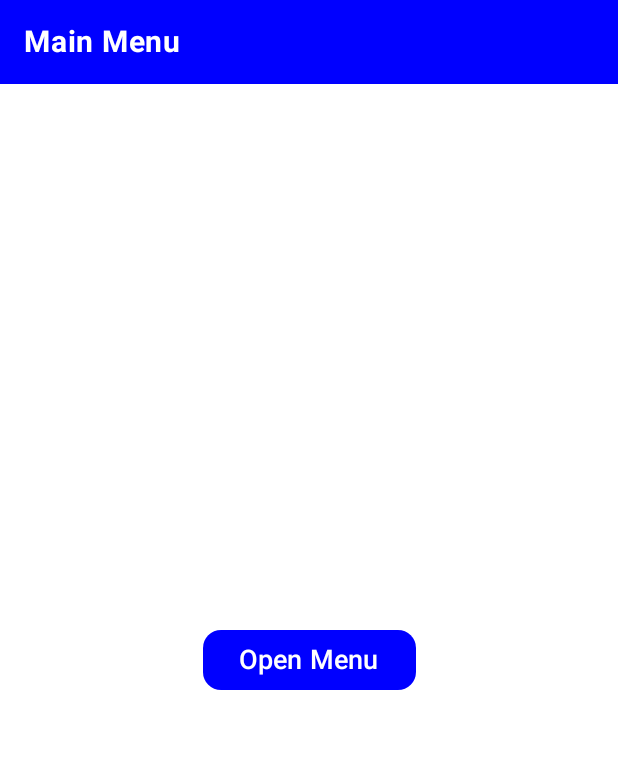
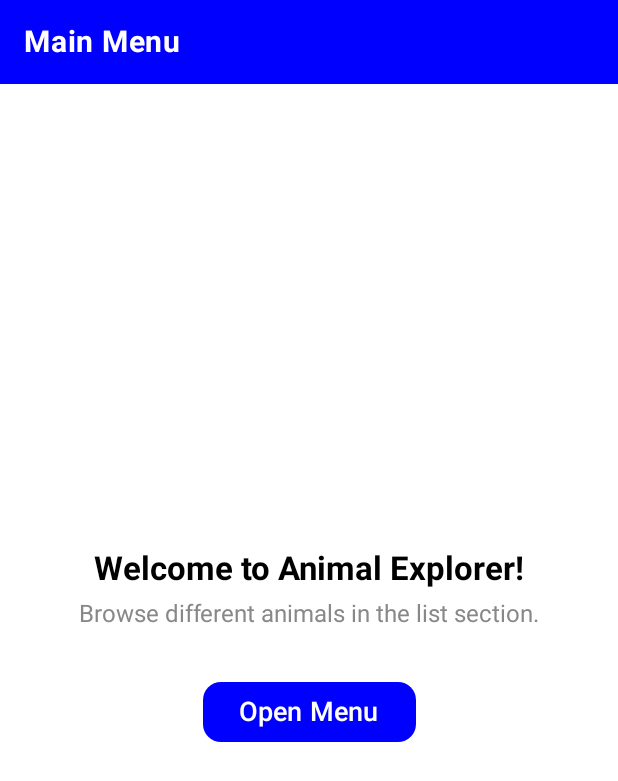
Before and after one commit to emil874g/AnimalList, an Android app built with Jetpack Compose: the screen it shows after launch (FrontActivity), on a phone screen of 412 x 824 dp. Shown: the top 781 px of the screen. Run offline under Robolectric (Android 15) with nearby library versions, the phone set to English and light mode, and no system bars.

Commit message:
added a bit of styling and then some more animals

```diff
--- a/app/src/main/java/com/example/madassignment1/activities/DetailActivity.kt
+++ b/app/src/main/java/com/example/madassignment1/activities/DetailActivity.kt
@@ -50,7 +50,6 @@ class DetailActivity : ComponentActivity() {
                     Text(text = "Type: ${animal.type}")
                     Spacer(modifier = Modifier.height(20.dp))
 
-                    ButtonComponent(onClick = { finish() }, text = "Back")
                 }
             } else
             // error handling if animal is null or not found
--- a/app/src/main/java/com/example/madassignment1/activities/FrontActivity.kt
+++ b/app/src/main/java/com/example/madassignment1/activities/FrontActivity.kt
@@ -6,11 +6,13 @@ import androidx.activity.ComponentActivity
 import androidx.activity.compose.setContent
 import androidx.compose.foundation.background
 import androidx.compose.foundation.layout.*
+import androidx.compose.foundation.shape.RoundedCornerShape
 import androidx.compose.material3.*
 import androidx.compose.runtime.*
 import androidx.compose.ui.Alignment
 import androidx.compose.ui.Modifier
 import androidx.compose.ui.graphics.Color
+import androidx.compose.ui.text.font.FontWeight
 import androidx.compose.ui.unit.dp
 import androidx.compose.ui.unit.sp
 import com.example.madassignment1.components.ButtonComponent
@@ -32,24 +34,43 @@ class FrontActivity : ComponentActivity() {
 
         ModalNavigationDrawer(
             drawerContent = {
-                TextButton(onClick = {startActivity(Intent(this@FrontActivity,
-                    ListActivity::class.java))
-                }) {Text("Animal List")}
                 Column(
                     modifier = Modifier
                         .fillMaxSize()
                         .background(Color.White)
-                        .padding(16.dp)
+                        .padding(20.dp),
+                    horizontalAlignment = Alignment.Start
                 ) {
                     Text(
                         text = "Menu",
-                        fontSize = 24.sp,
+                        fontSize = 26.sp,
+                        fontWeight = FontWeight.Bold,
+                        color = Color.Black,
+                        modifier = Modifier.padding(bottom = 12.dp)
+                    )
+
+                    HorizontalDivider(thickness = 1.dp,color = Color.Gray.copy(alpha = 0.3f)
+                    )
+
+                    Spacer(modifier = Modifier.height(16.dp))
+
+                    Text(
+                        text = "To see the animal list, click the button below!",
+                        fontSize = 16.sp,
+                        color = Color.DarkGray,
                         modifier = Modifier.padding(bottom = 8.dp)
                     )
-                    Button( // WHY IS THIS BUTTON THE WAY IT IS?
-                        onClick = {startActivity(Intent(this@FrontActivity, ListActivity::class.java)) },
-                        modifier = Modifier.fillMaxWidth())
-                        {Text("Animal List", fontSize = 18.sp)}
+
+                    Button(
+                        onClick = { startActivity(Intent(this@FrontActivity, ListActivity::class.java)) },
+                        modifier = Modifier
+                            .fillMaxWidth()
+                            .padding(vertical = 8.dp),
+                        shape = RoundedCornerShape(12.dp),
+                        colors = ButtonDefaults.buttonColors(containerColor = Color.Blue)
+                    ) {
+                        Text("View Animal List", fontSize = 18.sp, color = Color.White)
+                    }
                 }
             },
             drawerState = drawerState
@@ -66,6 +87,21 @@ class FrontActivity : ComponentActivity() {
                     horizontalAlignment = Alignment.CenterHorizontally,
                     verticalArrangement = Arrangement.Center
                 ) {
+                    Text(
+                        text = "Welcome to Animal Explorer!",
+                        fontSize = 22.sp,
+                        fontWeight = FontWeight.Bold,
+                        color = Color.Black,
+                        modifier = Modifier.padding(bottom = 8.dp)
+                    )
+
+                    Text(
+                        text = "Browse different animals in the list section.",
+                        fontSize = 16.sp,
+                        color = Color.Gray,
+                        modifier = Modifier.padding(bottom = 16.dp)
+                    )
+
                     ButtonComponent(onClick = { scope.launch { drawerState.open() } }, text = "Open Menu")
                 }
             }
--- a/app/src/main/java/com/example/madassignment1/data/Repository.kt
+++ b/app/src/main/java/com/example/madassignment1/data/Repository.kt
@@ -7,7 +7,16 @@ object Repository {
         Animal(name ="Crocodile", species = "Crocodilians", color = "Green", type = "Reptile"),
         Animal(name = "Platypus", species = "I dont know man", color = "Brown and blueish", type = "Mammal"),
         Animal(name = "Panda", species = "Giant panda", color = "Black and white", type = "Mammal"),
-        Animal(name = "Koala", species = "Koala bear", color = "Grey", type = "Mammal")
+        Animal(name = "Koala", species = "Koala bear", color = "Grey", type = "Mammal"),
+        Animal(name = "Zebra", species = "Equus quagga", color = "Black and white", type = "Mammal"),
+        Animal(name = "Hippopotamus", species = "Hippopotamus amphibius", color = "Brown", type = "Mammal"),
+        Animal(name = "Giraffe", species = "Giraffa camelopardalis", color = "Black and white", type = "Mammal"),
+        Animal(name = "Lion", species = "Panthera leo", color = "Yellow and orange", type = "Mammal"),
+        Animal(name = "Elephant", species = "Loxodonta africana", color = "Grey and brown", type = "Mammal"),
+        Animal(name = "Rhinoceros", species = "Rhinoceros sondaicus", color = "Grey", type = "Mammal"),
+        Animal(name = "Cheetah", species = "Acinonyx jubatus", color = "Orange", type = "Mammal"),
+        Animal(name = "Jaguar", species = "Panthera onca", color = "Orange", type = "Mammal"),
+        Animal(name = "Leopard", species = "Panthera pardus", color = "Yellow", type = "Mammal")
     )
 
 
```
